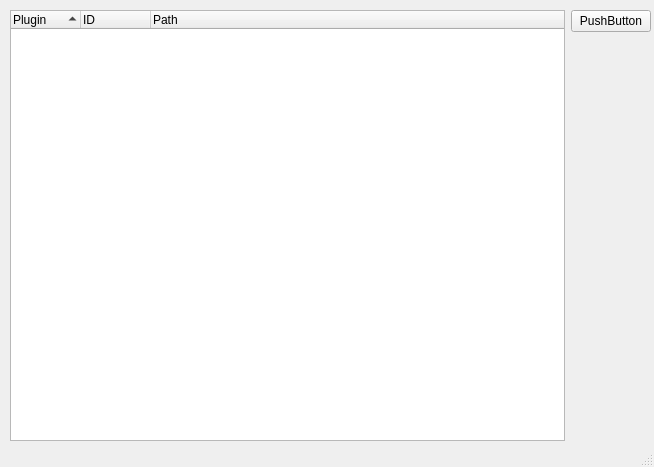
First picture: the form in ui/gui/manager.ui, repository TUB-Control/PaPI, before the edit.
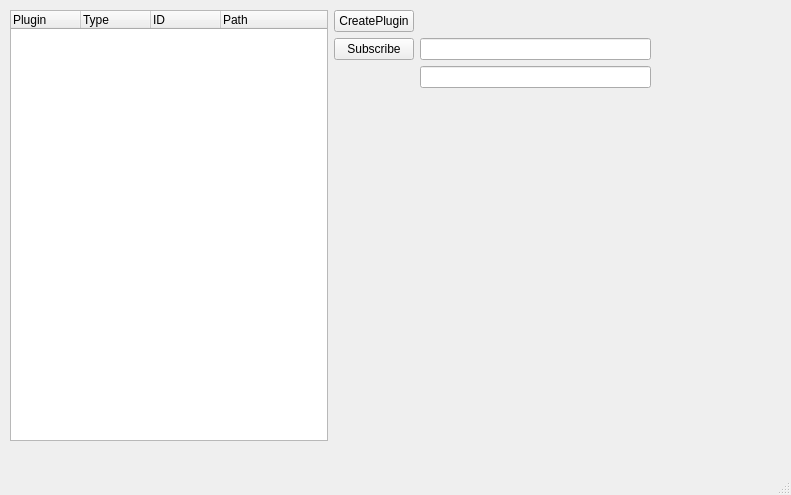
Second picture: the form after the edit.

Commit message: added dynamic creation of plugins and subscribtions of plugin blocks via gui

What changed in the file:
```diff
--- a/ui/gui/manager.ui
+++ b/ui/gui/manager.ui
@@ -6,8 +6,8 @@
    <rect>
     <x>0</x>
     <y>0</y>
-    <width>654</width>
-    <height>467</height>
+    <width>791</width>
+    <height>495</height>
    </rect>
   </property>
   <property name="windowTitle">
@@ -26,6 +26,9 @@
     <layout class="QHBoxLayout" name="horizontalLayout">
      <item>
       <widget class="QTreeWidget" name="treePlugin">
+       <attribute name="headerVisible">
+        <bool>true</bool>
+       </attribute>
        <attribute name="headerCascadingSectionResizes">
         <bool>false</bool>
        </attribute>
@@ -39,7 +42,7 @@
         <number>30</number>
        </attribute>
        <attribute name="headerShowSortIndicator" stdset="0">
-        <bool>true</bool>
+        <bool>false</bool>
        </attribute>
        <attribute name="headerStretchLastSection">
         <bool>true</bool>
@@ -49,6 +52,11 @@
          <string>Plugin</string>
         </property>
        </column>
+       <column>
+        <property name="text">
+         <string>Type</string>
+        </property>
+       </column>
        <column>
         <property name="text">
          <string>ID</string>
@@ -66,10 +74,23 @@
        <item row="0" column="0">
         <widget class="QPushButton" name="pushButton">
          <property name="text">
-          <string>PushButton</string>
+          <string>CreatePlugin</string>
          </property>
         </widget>
        </item>
+       <item row="1" column="0">
+        <widget class="QPushButton" name="subscribeButton">
+         <property name="text">
+          <string>Subscribe</string>
+         </property>
+        </widget>
+       </item>
+       <item row="1" column="1">
+        <widget class="QLineEdit" name="target_id"/>
+       </item>
+       <item row="2" column="1">
+        <widget class="QLineEdit" name="block_name"/>
+       </item>
       </layout>
      </item>
     </layout>
```
Left out of the diff: 4 changed lines with no effect on the pictures. The commit also changes 4 other files.
